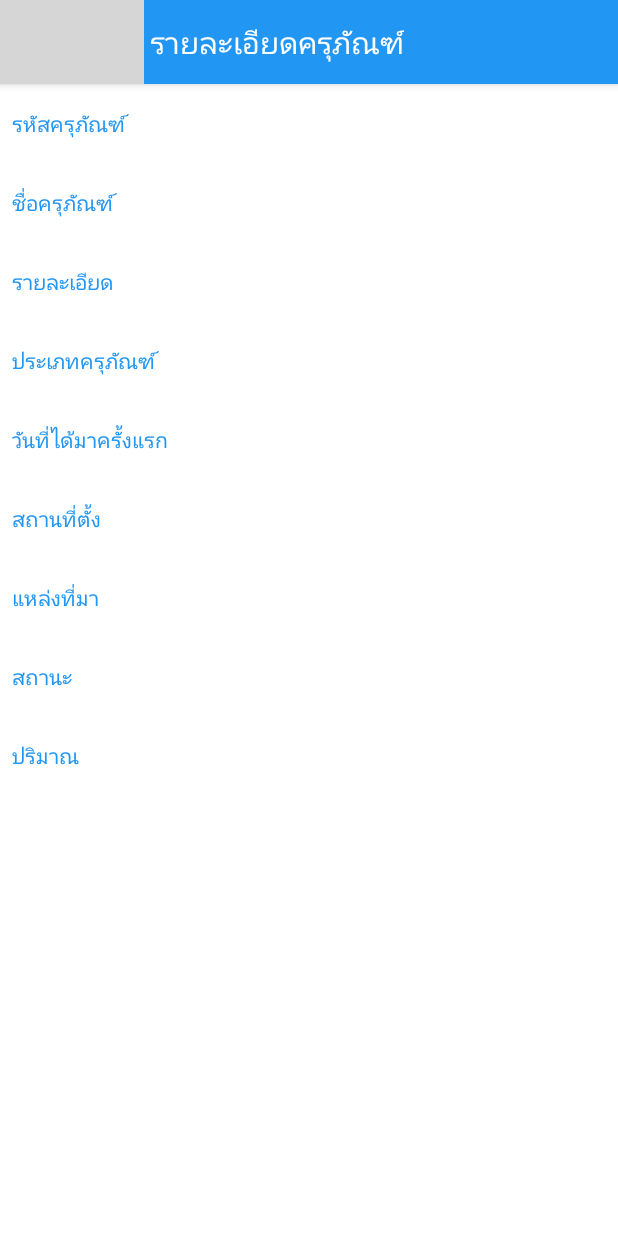
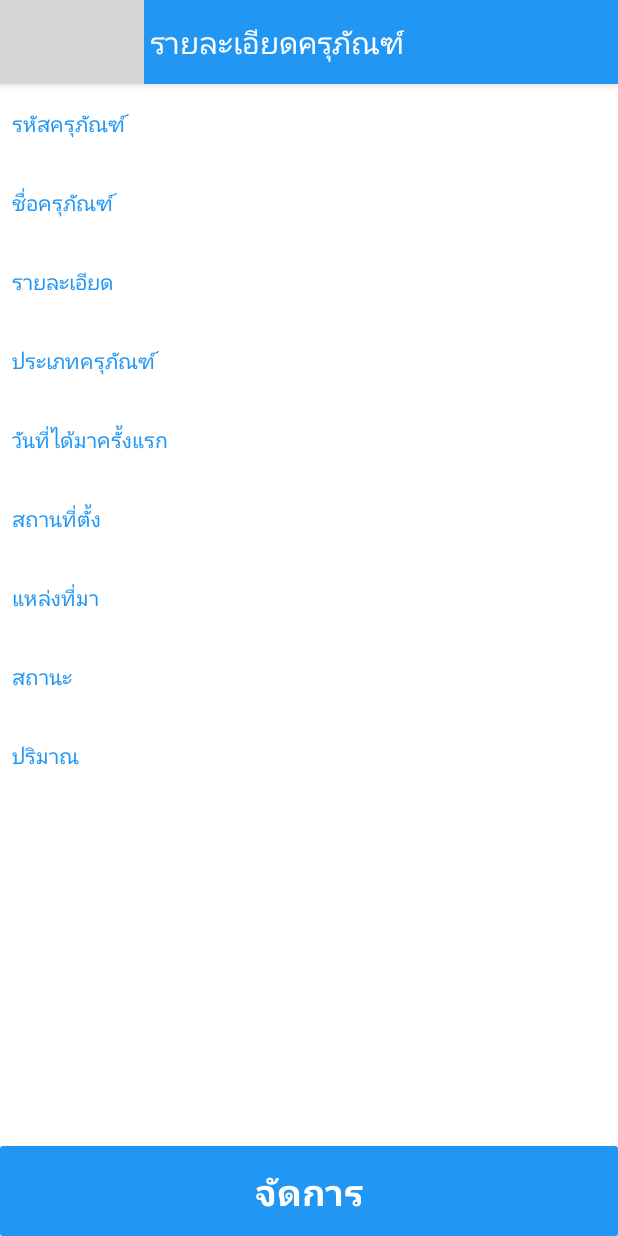
Before and after one commit to iceoton/DurableAndroid, an Android app: the AssetDetailFragment screen opened directly, with no data from a screen before it, on a phone screen of 412 x 824 dp. Run offline under Robolectric (Android 15) with nearby library versions, the phone set to English and light mode, and no system bars; our stand-ins replace ButterKnife; libraries missing offline, so code that uses them is left out: cn.pedant, hugo.weaving; 3 statements that could not run were skipped; grey boxes are pictures that could not be loaded.

Commit message:
- add manage button on asset detail page

```diff
--- /dev/null
+++ b/app/src/main/res/drawable/bg_btn_grey.xml
@@ -0,0 +1,5 @@
+<?xml version="1.0" encoding="utf-8"?>
+<shape xmlns:android="http://schemas.android.com/apk/res/android">
+    <corners android:radius="2dp" />
+    <solid android:color="@color/gray" />
+</shape>
--- /dev/null
+++ b/app/src/main/res/drawable/bg_btn_main.xml
@@ -0,0 +1,5 @@
+<?xml version="1.0" encoding="utf-8"?>
+<shape xmlns:android="http://schemas.android.com/apk/res/android">
+    <corners android:radius="2dp" />
+    <solid android:color="@color/colorPrimary" />
+</shape>
--- /dev/null
+++ b/app/src/main/res/drawable/bg_btn_main_dark.xml
@@ -0,0 +1,5 @@
+<?xml version="1.0" encoding="utf-8"?>
+<shape xmlns:android="http://schemas.android.com/apk/res/android">
+    <corners android:radius="2dp" />
+    <solid android:color="@color/colorPrimaryDark" />
+</shape>
--- /dev/null
+++ b/app/src/main/res/drawable/button_main.xml
@@ -0,0 +1,7 @@
+<?xml version="1.0" encoding="utf-8"?>
+<selector xmlns:android="http://schemas.android.com/apk/res/android">
+    <item android:drawable="@drawable/bg_btn_main" android:state_enabled="true" android:state_selected="true" />
+    <item android:drawable="@drawable/bg_btn_main_dark" android:state_enabled="true" android:state_pressed="true" />
+    <item android:drawable="@drawable/bg_btn_main" android:state_enabled="true" />
+    <item android:drawable="@drawable/bg_btn_grey" android:state_enabled="false" />
+</selector>
--- a/app/src/main/res/layout/fragment_asset_detail.xml
+++ b/app/src/main/res/layout/fragment_asset_detail.xml
@@ -2,12 +2,13 @@
     android:layout_width="match_parent"
     android:layout_height="match_parent"
     android:background="@color/white"
-    android:orientation="vertical"
-    android:padding="@dimen/normal_padding">
+    android:orientation="vertical">
 
     <ScrollView
         android:layout_width="match_parent"
-        android:layout_height="match_parent">
+        android:layout_height="0dp"
+        android:layout_weight="1"
+        android:padding="@dimen/normal_padding">
 
         <LinearLayout
             android:layout_width="match_parent"
@@ -162,4 +163,17 @@
 
     </ScrollView>
 
+    <Button
+        android:id="@+id/button_manage"
+        android:layout_width="match_parent"
+        android:layout_height="60dp"
+        android:background="@drawable/button_main"
+        android:foreground="?attr/selectableItemBackgroundBorderless"
+        android:gravity="center"
+        android:padding="@dimen/normal_padding"
+        android:text="@string/text_manage"
+        android:textColor="@color/white"
+        android:textSize="@dimen/text_size_xlarge"
+        android:textStyle="bold" />
+
 </LinearLayout>
--- a/app/src/main/res/values/strings.xml
+++ b/app/src/main/res/values/strings.xml
@@ -17,4 +17,5 @@
     <string name="title_durable_property">สินทรัพย์ถาวร</string>
     <string name="title_durable_material">วัสดุถาวร</string>
     <string name="hint_edit_text_search_asset">ระบุรหัสครุภัณฑ์</string>
+    <string name="text_manage">จัดการ</string>
 </resources>
```
Also changed, not shown: gradle/wrapper/gradle-wrapper.properties.
